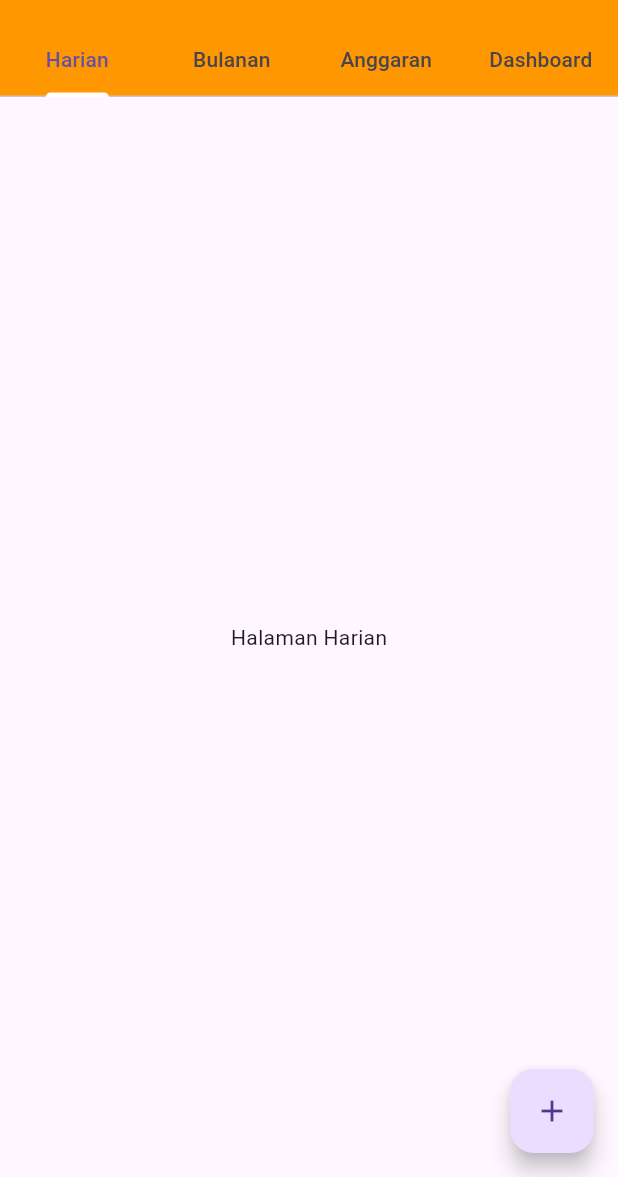
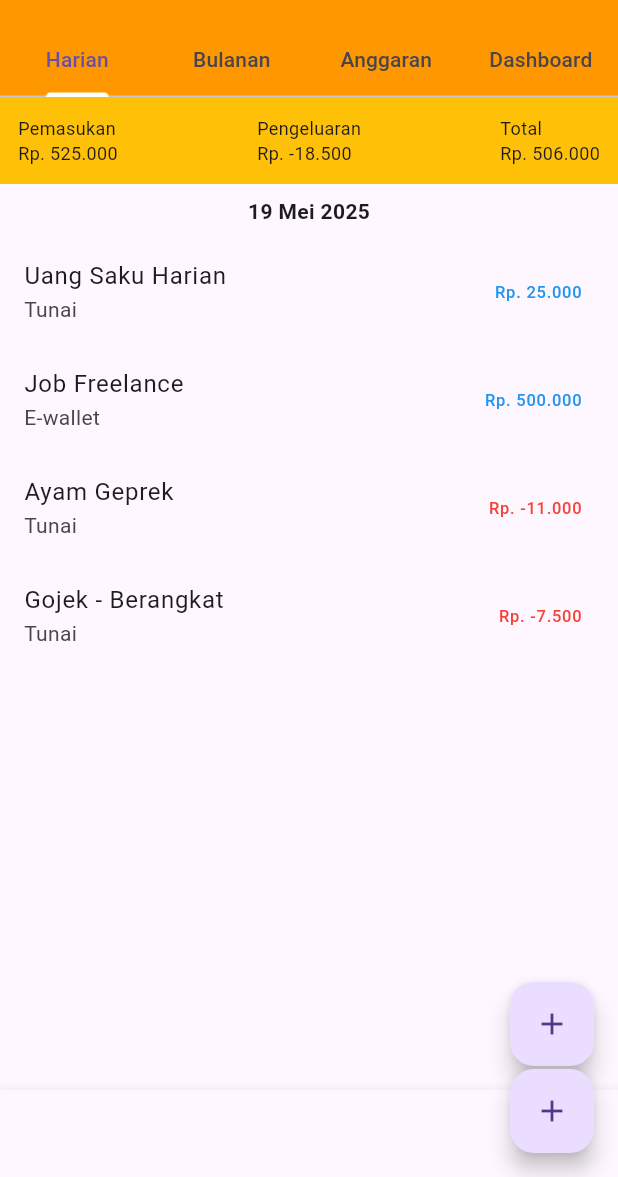
Before and after one commit to YunanYuga06/daily_cashapp, a Flutter app: the TransaksiPage screen opened directly, on a phone screen of 412 x 824 dp, the part 59-1236 px from its top. Run offline on Flutter 3.47's test engine with Material 3 defaults, Android fonts, the phone set to English and light mode, and no system bars; our stand-ins replace fl_chart, google_nav_bar.

Commit message:
Tambah halaman transaksi harian dan bulanan

```diff
--- a/FrontEnd/lib/config/env.dart
+++ b/FrontEnd/lib/config/env.dart
@@ -1,3 +1,3 @@
 class Env {
-  static const String baseUrl = 'https://3150-103-3-220-211.ngrok-free.app/api';
+  static const String baseUrl = 'https://18b4-103-185-27-58.ngrok-free.app/api';
 }
--- /dev/null
+++ b/FrontEnd/lib/pages/transaksi/transaksi_bulanan.dart
@@ -0,0 +1,59 @@
+// File: lib/habib/transaksi_bulanan.dart
+
+import 'package:flutter/material.dart';
+
+class TransaksiBulanan extends StatelessWidget {
+  const TransaksiBulanan({super.key});
+
+  @override
+  Widget build(BuildContext context) {
+    return Scaffold(
+      body: Column(
+        children: [
+          Container(
+            color: Colors.amber,
+            padding: const EdgeInsets.all(12),
+            child: Row(
+              mainAxisAlignment: MainAxisAlignment.spaceBetween,
+              children: const [
+                Text('Pemasukan\nRp. 525.000', style: TextStyle(fontSize: 12)),
+                Text('Pengeluaran\nRp. -18.500', style: TextStyle(fontSize: 12)),
+                Text('Total\nRp. 506.000', style: TextStyle(fontSize: 12)),
+              ],
+            ),
+          ),
+          const SizedBox(height: 8),
+          Expanded(
+            child: ListView(
+              children: const [
+                ListTile(title: Text('Mei'), trailing: Text('Rp. 12.000', style: TextStyle(color: Colors.red))),
+                ListTile(title: Text('29.05 - 31.05'), trailing: Text('Rp. 50.000')),
+                ListTile(title: Text('22.05 - 28.05'), trailing: Text('Rp. 50.000')),
+                ListTile(title: Text('15.05 - 21.05'), trailing: Text('Rp. 50.000')),
+                ListTile(title: Text('08.05 - 14.05'), trailing: Text('Rp. 50.000')),
+                ListTile(title: Text('01.05 - 07.05'), trailing: Text('Rp. 0')),
+                Divider(),
+                ListTile(title: Text('April'), trailing: Text('Rp. 12.000', style: TextStyle(color: Colors.red))),
+                ListTile(title: Text('29.04 - 30.04'), trailing: Text('Rp. 50.000')),
+                ListTile(title: Text('22.04 - 28.04'), trailing: Text('Rp. 50.000')),
+                ListTile(title: Text('15.04 - 21.04'), trailing: Text('Rp. 50.000')),
+                ListTile(title: Text('08.04 - 14.04'), trailing: Text('Rp. 50.000')),
+                ListTile(title: Text('01.04 - 07.04'), trailing: Text('Rp. 0')),
+              ],
+            ),
+          ),
+        ],
+      ),
+      bottomNavigationBar: BottomNavigationBar(
+        currentIndex: 0,
+        items: const [
+          BottomNavigationBarItem(icon: Icon(Icons.view_list), label: 'Transaksi'),
+          BottomNavigationBarItem(icon: Icon(Icons.bar_chart), label: 'Dashboard'),
+          BottomNavigationBarItem(icon: Icon(Icons.account_balance_wallet), label: 'Aset'),
+          BottomNavigationBarItem(icon: Icon(Icons.alarm), label: 'Reminder'),
+          BottomNavigationBarItem(icon: Icon(Icons.person), label: 'Profile'),
+        ],
+      ),
+    );
+  }
+}
--- /dev/null
+++ b/FrontEnd/lib/pages/transaksi/transaksi_harian.dart
@@ -0,0 +1,80 @@
+// File: lib/habib/transaksi_harian.dart
+
+import 'package:flutter/material.dart';
+import 'tambah_transaksi.dart';
+
+class TransaksiHarian extends StatelessWidget {
+  const TransaksiHarian({super.key});
+
+  @override
+  Widget build(BuildContext context) {
+    return Scaffold(
+      body: Column(
+        children: [
+          Container(
+            color: Colors.amber,
+            padding: const EdgeInsets.all(12),
+            child: Row(
+              mainAxisAlignment: MainAxisAlignment.spaceBetween,
+              children: const [
+                Text('Pemasukan\nRp. 525.000', style: TextStyle(fontSize: 12)),
+                Text('Pengeluaran\nRp. -18.500', style: TextStyle(fontSize: 12)),
+                Text('Total\nRp. 506.000', style: TextStyle(fontSize: 12)),
+              ],
+            ),
+          ),
+          const Padding(
+            padding: EdgeInsets.symmetric(vertical: 8.0),
+            child: Text('19 Mei 2025', style: TextStyle(fontWeight: FontWeight.bold)),
+          ),
+          Expanded(
+            child: ListView(
+              children: const [
+                ListTile(
+                  title: Text('Uang Saku Harian'),
+                  subtitle: Text('Tunai'),
+                  trailing: Text('Rp. 25.000', style: TextStyle(color: Colors.blue)),
+                ),
+                ListTile(
+                  title: Text('Job Freelance'),
+                  subtitle: Text('E-wallet'),
+                  trailing: Text('Rp. 500.000', style: TextStyle(color: Colors.blue)),
+                ),
+                ListTile(
+                  title: Text('Ayam Geprek'),
+                  subtitle: Text('Tunai'),
+                  trailing: Text('Rp. -11.000', style: TextStyle(color: Colors.red)),
+                ),
+                ListTile(
+                  title: Text('Gojek - Berangkat'),
+                  subtitle: Text('Tunai'),
+                  trailing: Text('Rp. -7.500', style: TextStyle(color: Colors.red)),
+                ),
+              ],
+            ),
+          ),
+        ],
+      ),
+      floatingActionButton: FloatingActionButton(
+        onPressed: () {
+          showModalBottomSheet(
+            context: context,
+            isScrollControlled: true,
+            builder: (_) => const TambahTransaksi(),
+          );
+        },
+        child: const Icon(Icons.add),
+      ),
+      bottomNavigationBar: BottomNavigationBar(
+        currentIndex: 0,
+        items: const [
+          BottomNavigationBarItem(icon: Icon(Icons.view_list), label: 'Transaksi'),
+          BottomNavigationBarItem(icon: Icon(Icons.bar_chart), label: 'Dashboard'),
+          BottomNavigationBarItem(icon: Icon(Icons.account_balance_wallet), label: 'Aset'),
+          BottomNavigationBarItem(icon: Icon(Icons.alarm), label: 'Reminder'),
+          BottomNavigationBarItem(icon: Icon(Icons.person), label: 'Profile'),
+        ],
+      ),
+    );
+  }
+}
--- a/FrontEnd/lib/pages/transaksi_page.dart
+++ b/FrontEnd/lib/pages/transaksi_page.dart
@@ -1,5 +1,7 @@
 import 'package:daily_cashapp/pages/halaman_crud/tambah_transaksi.dart';
 import 'package:daily_cashapp/pages/halaman_crud/tambah_anggaran.dart';
+import 'package:daily_cashapp/pages/transaksi/transaksi_bulanan.dart';
+import 'package:daily_cashapp/pages/transaksi/transaksi_harian.dart';
 import 'package:daily_cashapp/widgets/dahboard_tab.dart';
 import 'package:flutter/material.dart';
 
@@ -68,8 +70,8 @@ class _TransaksiPageState extends State<TransaksiPage>
       body: TabBarView(
         controller: _tabController,
         children: [
-          const Center(child: Text('Halaman Harian')),
-          const Center(child: Text('Halaman Bulanan')),
+          TransaksiHarian(),
+          TransaksiBulanan(),
           BudgetTab(budget: _lunchBudget),
           DashboardTab(),
         ],
```
Also changed, not shown: FrontEnd/lib/pages/transaksi/tambah_transaksi.dart (added, +110 -0 lines), 2 other files.
